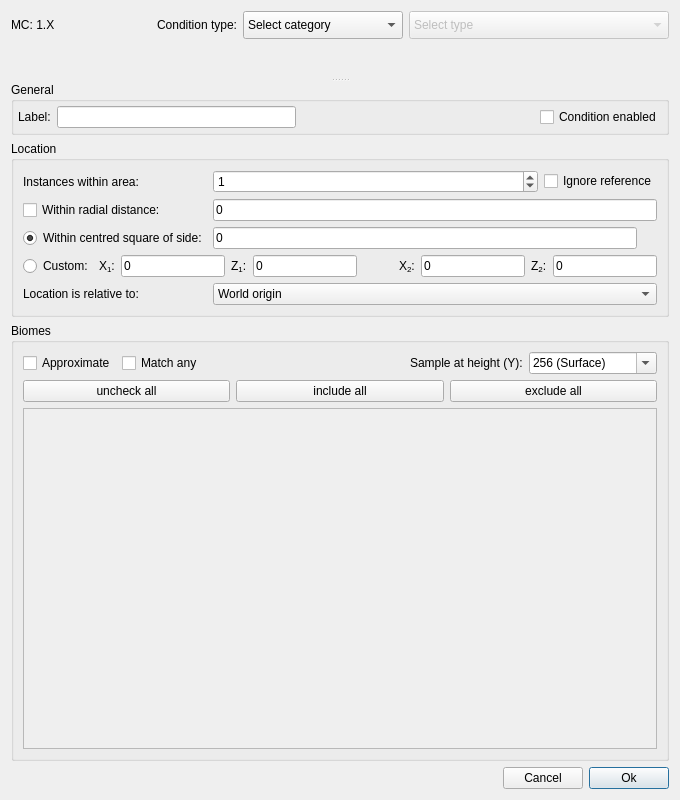
Old version of the form src/conditiondialog.ui in the repository Cubitect/cubiomes-viewer.
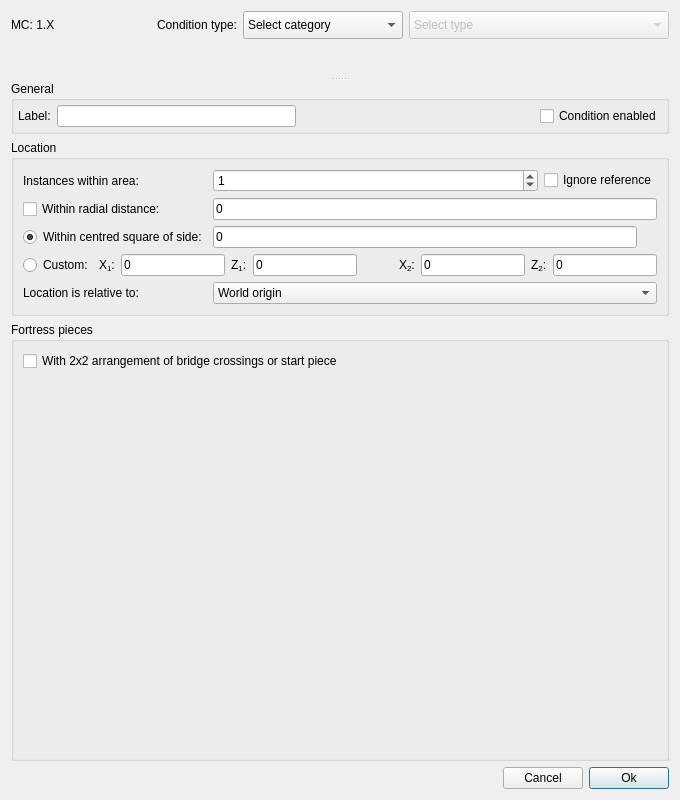
New version of the form. Icons and pictures are not drawn. Custom widgets are drawn as their Qt base class.

Commit message: Split analysis tab and more * added condition trigger analysis tab * added biome analysis tab * added structure analysis tab * added fortress 2x2 crossing filter option * removed obsolete analysis tab * updated cubiomes * fixed trigger analysis claiming incomplete position on some known positions

Diff of the .ui file:
```diff
--- a/src/conditiondialog.ui
+++ b/src/conditiondialog.ui
@@ -489,7 +489,7 @@
           <number>0</number>
          </property>
          <property name="currentIndex">
-          <number>1</number>
+          <number>6</number>
          </property>
          <widget class="QWidget" name="pageNone">
           <property name="enabled">
@@ -1055,6 +1055,54 @@
            </item>
           </layout>
          </widget>
+         <widget class="QWidget" name="pageFortress">
+          <layout class="QGridLayout" name="gridLayout_16">
+           <property name="leftMargin">
+            <number>0</number>
+           </property>
+           <property name="topMargin">
+            <number>0</number>
+           </property>
+           <property name="rightMargin">
+            <number>0</number>
+           </property>
+           <property name="bottomMargin">
+            <number>0</number>
+           </property>
+           <item row="0" column="0">
+            <widget class="QGroupBox" name="groupBoxFortress">
+             <property name="title">
+              <string>Fortress pieces</string>
+             </property>
+             <layout class="QGridLayout" name="gridLayout_17">
+              <item row="0" column="0">
+               <widget class="QCheckBox" name="checkDenseBB">
+                <property name="toolTip">
+                 <string>&lt;html&gt;&lt;head/&gt;&lt;body&gt;&lt;p&gt;Maximum continuous square bounding box&lt;/p&gt;&lt;/body&gt;&lt;/html&gt;</string>
+                </property>
+                <property name="text">
+                 <string>With 2x2 arrangement of bridge crossings or start piece</string>
+                </property>
+               </widget>
+              </item>
+              <item row="1" column="0">
+               <spacer name="verticalSpacer_3">
+                <property name="orientation">
+                 <enum>Qt::Vertical</enum>
+                </property>
+                <property name="sizeHint" stdset="0">
+                 <size>
+                  <width>20</width>
+                  <height>333</height>
+                 </size>
+                </property>
+               </spacer>
+              </item>
+             </layout>
+            </widget>
+           </item>
+          </layout>
+         </widget>
          <widget class="QWidget" name="pagePortal">
           <layout class="QGridLayout" name="gridLayoutPortal">
            <property name="leftMargin">
```
Left out of the diff: 20 changed lines with no effect on the pictures. The commit also changes 29 other files.
